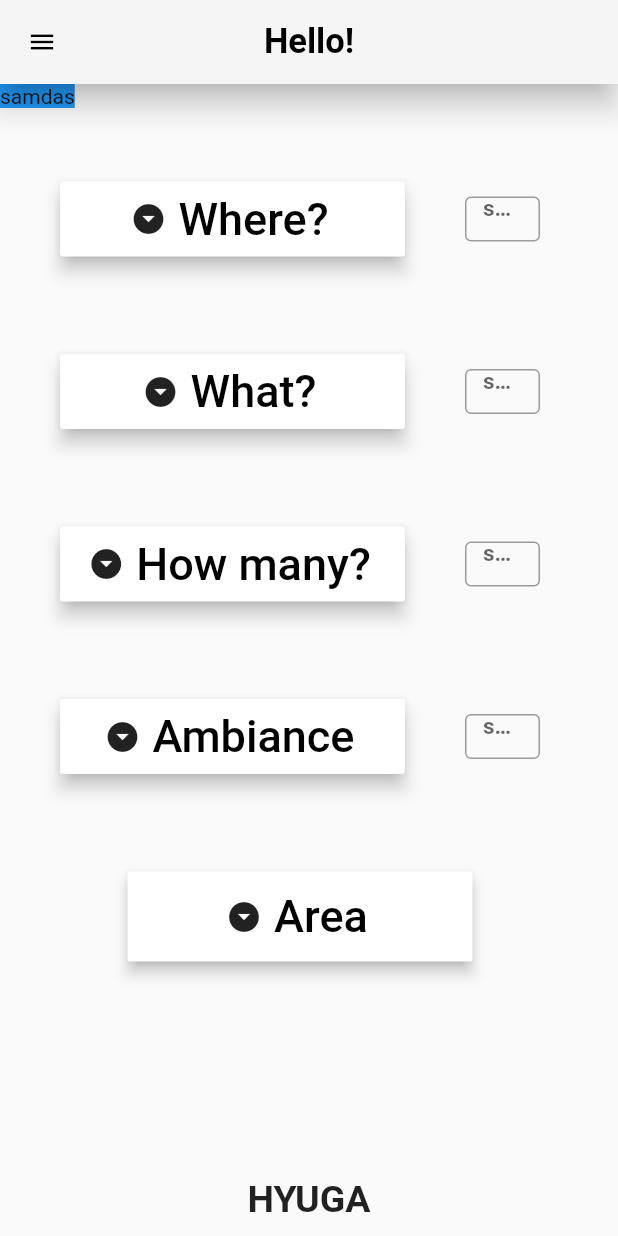
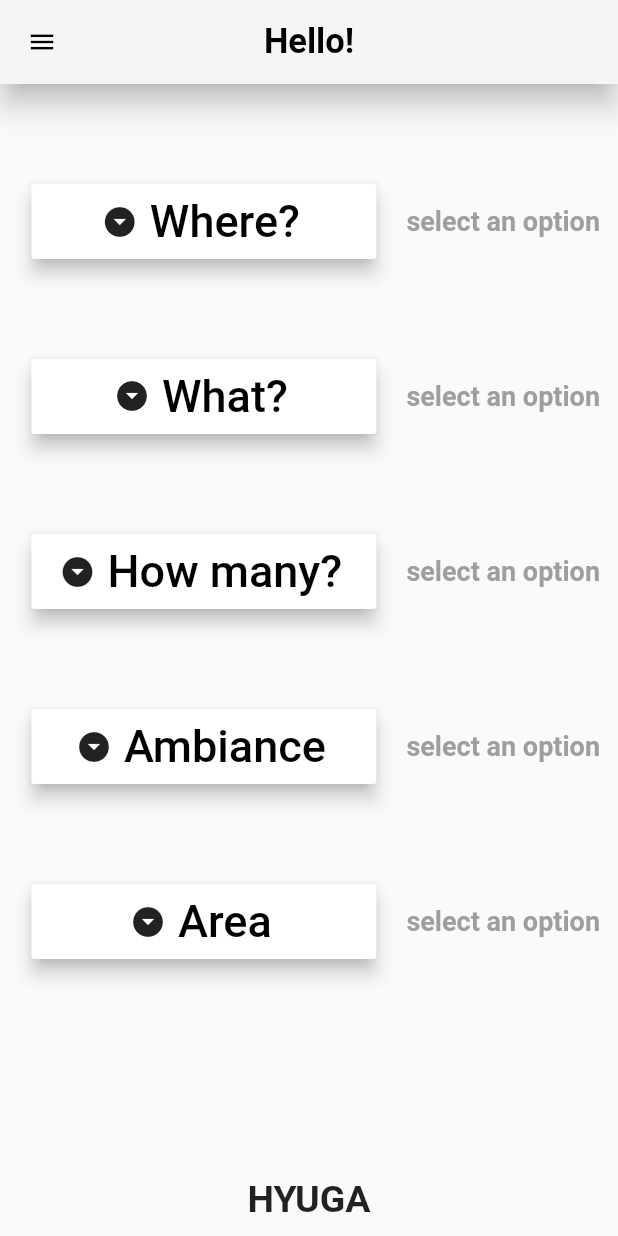
Before and after one commit to HyugaTeam/HyugaApp, a Flutter app: the screen it shows after launch, on a phone screen of 412 x 824 dp. Run offline on Flutter 3.47's test engine with Material 2 defaults, Android fonts, the phone set to English and light mode, and no system bars.

Commit message:
Formalized the Area Button - Stable Version

```diff
--- a/lib/globals/Global_Variables.dart
+++ b/lib/globals/Global_Variables.dart
@@ -1,15 +1,19 @@
-int selectedWhere ;
+int selectedWhere = 0;
 int selectedWhat ;
 int selectedHowMany;
 int selectedAmbiance;
+int selectedArea;
 Map<String,int> selectedOptions = {'Where?':selectedWhere, 'What?':selectedWhat,
                        'How many?':selectedHowMany, 'Ambiance':selectedAmbiance};
-
-final List<String> whereList = ["Cafè","Restaurant","Pub"]; /// Where-to-go list
-final List<List<String>> whatList = [["Coffee","Tea","Lemonade","Smoothie"], /// What list
+ /// Where-to-go list
+final List<String> whereList = ["Cafè","Restaurant","Pub"];
+ /// What list
+final List<List<String>> whatList = [["Coffee","Tea","Lemonade","Smoothie"],
                 ["Burger","Pizza","Local","Asian","Vegan","Oriental"],
                 ["Beer","Craft Beer","Cocktail","Wine","Shot"]];
-final List<String> howManyList = ['Forever Alone','Me and my date','3-5','6-8','8+']; /// How Many List
-final List<String> ambianceList = ["Intimate","Calm","Social-friendly"]; ///ambiance list
-
-  ///TODO Add a widget for the selected Area
+ /// How Many List
+final List<String> howManyList = ['Forever Alone','Me and my date','3-5','6-8','8+'];
+ ///Ambiance list
+final List<String> ambianceList = ["Intimate","Calm","Social-friendly"];
+ ///Area list
+final List<String> areaList = ["A 15 minute walk", "Anywhere"];
--- a/lib/main.dart
+++ b/lib/main.dart
@@ -51,9 +51,6 @@ class Home extends StatelessWidget {
       ),
       body: Stack(
       children: <Widget>[
-        ChangingText(
-          label: 'samdas',
-        ),
         Container(
           constraints: BoxConstraints(
             maxHeight: 650,
@@ -80,7 +77,11 @@ class Home extends StatelessWidget {
                         name: "Ambiance",
                         options: g.ambianceList
                       ),
-                      Container(   /// "AREA" BUTTON
+                      MainMenuButton(
+                        name: "Area",
+                        options: g.areaList
+                      )
+                      /*Container(   /// "AREA" BUTTON
                           child: Align(
                               alignment: Alignment(0, 0.30),
                               child: ButtonTheme(
@@ -100,7 +101,7 @@ class Home extends StatelessWidget {
                                   ),
                                   color: Colors.white)
                           )
-                      )),
+                      )),*/
                       ],
                 ),
         ),
--- a/lib/widgets/MainMenu_Button.dart
+++ b/lib/widgets/MainMenu_Button.dart
@@ -3,21 +3,31 @@ import 'package:flutter/material.dart';
 import 'package:hyuga_app/widgets/MainMenu_OptionsDropAction.dart';
 import 'package:hyuga_app/globals/Global_Variables.dart' as g;
 
-
-class MainMenuButton extends StatelessWidget{
+class MainMenuButton extends StatefulWidget {
   @override
-
-  GlobalKey _key = GlobalKey(); /// Used for getting the button's coordinates
-  GlobalKey _key1 = GlobalKey();/// Used for changing the label's text when selecting an option
   final String name;
   final List<String> options;
+  MainMenuButton({this.name,this.options});
+  MainMenuButtonState createState() => MainMenuButtonState(
+    name: this.name,
+    options: this.options
+  );
+}
 
-  String buttonText = '';
-  void changeText(){
-    setState(){
-      buttonText = 'sdas';
-      return buttonText;
-    }
+class MainMenuButtonState extends State<MainMenuButton>{
+  @override
+  /// Used for getting the button's coordinates
+  var _key = new GlobalKey<MainMenuButtonState>();
+
+  String name;
+  List<String> options;
+  String buttonText = 'select an option';
+
+
+  void changeText(String str){
+    setState((){
+      buttonText = str;
+    });
   }
 
   _getPosition(){
@@ -27,15 +37,13 @@ class MainMenuButton extends StatelessWidget{
    return coordinatesButton;
  }
 
-  MainMenuButton({this.name,this.options});
+  MainMenuButtonState({this.name,this.options});
 
   Widget build(BuildContext context){
-
     return Row(
       mainAxisAlignment: MainAxisAlignment.spaceEvenly,
       children: <Widget>[
-        //ChangingText(),
-        //Spacer(), /// Just a Spacer from the border, may be removed
+        Spacer(),
         Container(
         key : _key,
         child: ButtonTheme(
@@ -56,6 +64,7 @@ class MainMenuButton extends StatelessWidget{
                           options: name == 'What?' ? g.whatList[g.selectedWhere] : options,
                           question: name,
                           sizeOfButton: _getPosition(),
+                          keyForText: _key
                       )
                     );
                   });
@@ -69,26 +78,19 @@ class MainMenuButton extends StatelessWidget{
                 color: Colors.white)
         )
     ),
-        //Spacer(),
         Container(
-          constraints: BoxConstraints(
-            maxHeight: 30,
-            maxWidth: 50
+      constraints: BoxConstraints(maxWidth: 200,maxHeight: 100),
+      padding: EdgeInsets.only(
+        left: 20
       ),
-          //color: Colors.red,
-          child: TextField(
-            key: _key1,
-
-            decoration: InputDecoration(
-              hintText: "select an option",
-              border: OutlineInputBorder(borderSide: BorderSide())
-            ),
-            //g.selectedOptions[name]==null ? "select a location" : options[g.selectedOptions[name]],
-            readOnly : true,
+      //color: Colors.blue,
+      child: Text(
+        buttonText,
+        maxLines: 2,
         style: TextStyle(
-              color: Colors.blueGrey,
-              fontSize: 15,
-              fontWeight: FontWeight.bold
+          fontSize: 18,
+          fontWeight: FontWeight.bold,
+          color: Colors.grey
         ),
       )
     )
@@ -97,7 +99,7 @@ class MainMenuButton extends StatelessWidget{
   }
 }
 
-class ChangingText extends StatefulWidget {
+/*class ChangingText extends StatefulWidget {
   @override
   final String label;
   ChangingText({this.label});
@@ -107,20 +109,32 @@ class ChangingText extends StatefulWidget {
 }
 
 class _ChangingTextState extends State<ChangingText> {
+
   @override
-  String label = 'select an option';
-  void changeText (String str){
-    setState(){
+  String label;
+  _ChangingTextState({this.label});
+  void changeSmth (String str){
+    setState((){
       label = str;
+    });
   }
-  }
-  _ChangingTextState({this.label});
+
   Widget build(BuildContext context) {
     return Container(
-      color: Colors.blue,
+      constraints: BoxConstraints(maxWidth: 200,maxHeight: 100),
+      padding: EdgeInsets.only(
+        left: 20
+      ),
+      //color: Colors.blue,
       child: Text(
-        label
+        label,
+        maxLines: 2,
+        style: TextStyle(
+          fontSize: 18,
+          fontWeight: FontWeight.bold,
+          color: Colors.grey
+        ),
       )
     );
   }
-}
+}*/
```
Also changed, not shown: lib/widgets/MainMenu_OptionsDropAction.dart (+9 -3 lines). Lines whose indentation alone changed are shown as unchanged.
